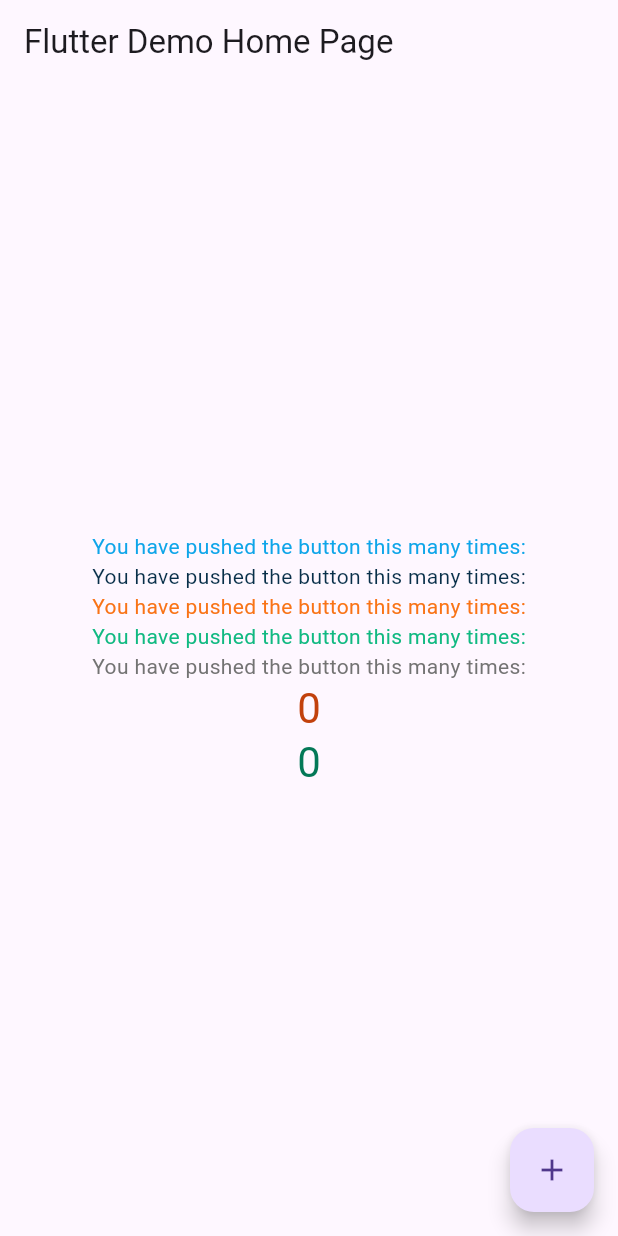
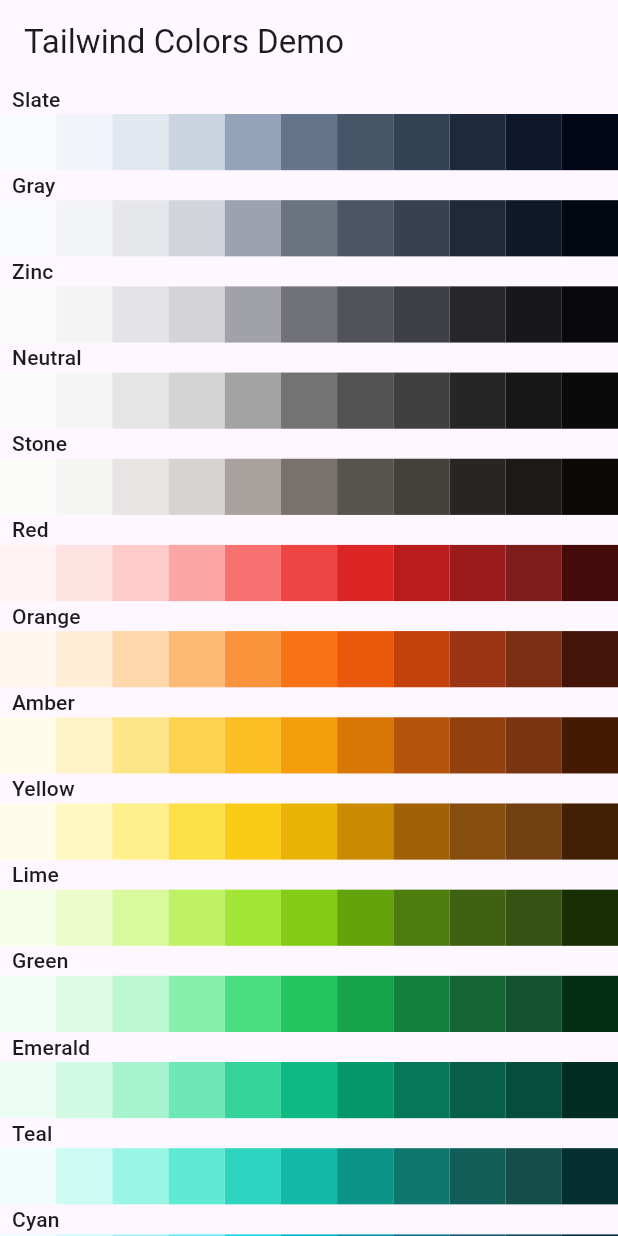
Before and after one commit to codewithmustafa/fl_tailwindcss_colors, a Flutter app: the screen it shows after launch, on a phone screen of 412 x 824 dp. Run offline on Flutter 3.47's test engine with Material 3 defaults, Android fonts, the phone set to English and light mode, and no system bars.

Commit message:
better showcase colors in the example app

```diff
--- a/example/lib/main.dart
+++ b/example/lib/main.dart
@@ -8,39 +8,20 @@ void main() {
 class MyApp extends StatelessWidget {
   const MyApp({super.key});
 
-  // This widget is the root of your application.
   @override
   Widget build(BuildContext context) {
     return MaterialApp(
-      title: 'Flutter Demo',
+      title: 'Tailwind Colors Demo',
       theme: ThemeData(
-        // This is the theme of your application.
-        //
-        // Try running your application with "flutter run". You'll see the
-        // application has a blue toolbar. Then, without quitting the app, try
-        // changing the primarySwatch below to Colors.green and then invoke
-        // "hot reload" (press "r" in the console where you ran "flutter run",
-        // or simply save your changes to "hot reload" in a Flutter IDE).
-        // Notice that the counter didn't reset back to zero; the application
-        // is not restarted.
         primarySwatch: Colors.blue,
       ),
-      home: const MyHomePage(title: 'Flutter Demo Home Page'),
+      home: const MyHomePage(title: 'Tailwind Colors Demo'),
     );
   }
 }
 
 class MyHomePage extends StatefulWidget {
   const MyHomePage({super.key, required this.title});
-
-  // This widget is the home page of your application. It is stateful, meaning
-  // that it has a State object (defined below) that contains fields that affect
-  // how it looks.
-
-  // This class is the configuration for the state. It holds the values (in this
-  // case the title) provided by the parent (in this case the App widget) and
-  // used by the build method of the State. Fields in a Widget subclass are
-  // always marked "final".
 
   final String title;
 
@@ -49,95 +30,74 @@ class MyHomePage extends StatefulWidget {
 }
 
 class _MyHomePageState extends State<MyHomePage> {
-  int _counter = 0;
+  double _colorTileDm = 40;
 
-  void _incrementCounter() {
-    setState(() {
-      // This call to setState tells the Flutter framework that something has
-      // changed in this State, which causes it to rerun the build method below
-      // so that the display can reflect the updated values. If we changed
-      // _counter without calling setState(), then the build method would not be
-      // called again, and so nothing would appear to happen.
-      _counter++;
-    });
-  }
+  final List<String> _colorCollectionNames = [
+    'Slate',
+    'Gray',
+    'Zinc',
+    'Neutral',
+    'Stone',
+    'Red',
+    'Orange',
+    'Amber',
+    'Yellow',
+    'Lime',
+    'Green',
+    'Emerald',
+    'Teal',
+    'Cyan',
+    'Sky',
+    'Blue',
+    'Indigo',
+    'Violet',
+    'Purple',
+    'Fuchsia',
+    'Pink',
+    'Rose',
+  ];
 
   @override
   Widget build(BuildContext context) {
-    // This method is rerun every time setState is called, for instance as done
-    // by the _incrementCounter method above.
-    //
-    // The Flutter framework has been optimized to make rerunning build methods
-    // fast, so that you can just rebuild anything that needs updating rather
-    // than having to individually change instances of widgets.
+    _colorTileDm = MediaQuery.sizeOf(context).width / 11;
     return Scaffold(
       appBar: AppBar(
-        // Here we take the value from the MyHomePage object that was created by
-        // the App.build method, and use it to set our appbar title.
         title: Text(widget.title),
       ),
       body: Center(
-        // Center is a layout widget. It takes a single child and positions it
-        // in the middle of the parent.
-        child: Column(
-          // Column is also a layout widget. It takes a list of children and
-          // arranges them vertically. By default, it sizes itself to fit its
-          // children horizontally, and tries to be as tall as its parent.
-          //
-          // Invoke "debug painting" (press "p" in the console, choose the
-          // "Toggle Debug Paint" action from the Flutter Inspector in Android
-          // Studio, or the "Toggle Debug Paint" command in Visual Studio Code)
-          // to see the wireframe for each widget.
-          //
-          // Column has various properties to control how it sizes itself and
-          // how it positions its children. Here we use mainAxisAlignment to
-          // center the children vertically; the main axis here is the vertical
-          // axis because Columns are vertical (the cross axis would be
-          // horizontal).
-          mainAxisAlignment: MainAxisAlignment.center,
-          children: <Widget>[
-            Text(
-              'You have pushed the button this many times:',
-              style: TextStyle(color: TailwindColors.sky.shade500),
-            ),
-            Text(
-              'You have pushed the button this many times:',
-              style: TextStyle(color: TailwindColors.sky.shade950),
-            ),
-            Text(
-              'You have pushed the button this many times:',
-              style: TextStyle(color: TailwindColors.orange.shade500),
-            ),
-            Text(
-              'You have pushed the button this many times:',
-              style: TextStyle(color: TailwindColors.emerald.shade500),
-            ),
-            Text(
-              'You have pushed the button this many times:',
-              style: TextStyle(color: TailwindColors.neutral.shade500),
-            ),
-            Text(
-              '$_counter',
-              style: Theme.of(context)
-                  .textTheme
-                  .headlineMedium
-                  ?.copyWith(color: TailwindColors.orange.shade700),
-            ),
-            Text(
-              '$_counter',
-              style: Theme.of(context)
-                  .textTheme
-                  .headlineMedium
-                  ?.copyWith(color: TailwindColors.emerald.shade700),
-            )
-          ],
+        child: ListView.builder(
+          itemCount: TailwindColors.all.length,
+          itemBuilder: (context, index) {
+            final colorCollection = TailwindColors.all[index];
+            return Column(
+              crossAxisAlignment: CrossAxisAlignment.start,
+              children: [
+                Padding(
+                  padding: const EdgeInsets.only(left: 8),
+                  child: Text(
+                    _colorCollectionNames[TailwindColors.all.indexOf(colorCollection)],
+                    style: Theme.of(context).textTheme.titleSmall,
+                  ),
+                ),
+                SizedBox(
+                  height: _colorTileDm,
+                  child: ListView(
+                    scrollDirection: Axis.horizontal,
+                    children: [
+                      for (final color in colorCollection)
+                        Container(
+                          width: _colorTileDm,
+                          height: _colorTileDm,
+                          color: color,
+                        ),
+                    ],
+                  ),
+                ),
+              ],
+            );
+          },
         ),
       ),
-      floatingActionButton: FloatingActionButton(
-        onPressed: _incrementCounter,
-        tooltip: 'Increment',
-        child: const Icon(Icons.add),
-      ), // This trailing comma makes auto-formatting nicer for build methods.
     );
   }
 }
```
